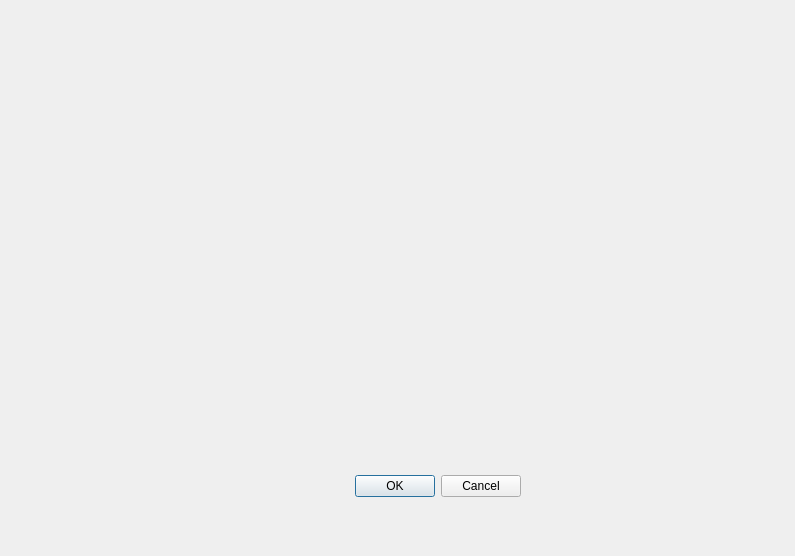
First picture: the form in hv_control_window.ui, repository mstkph2011/FlashADC_Control, before the edit.
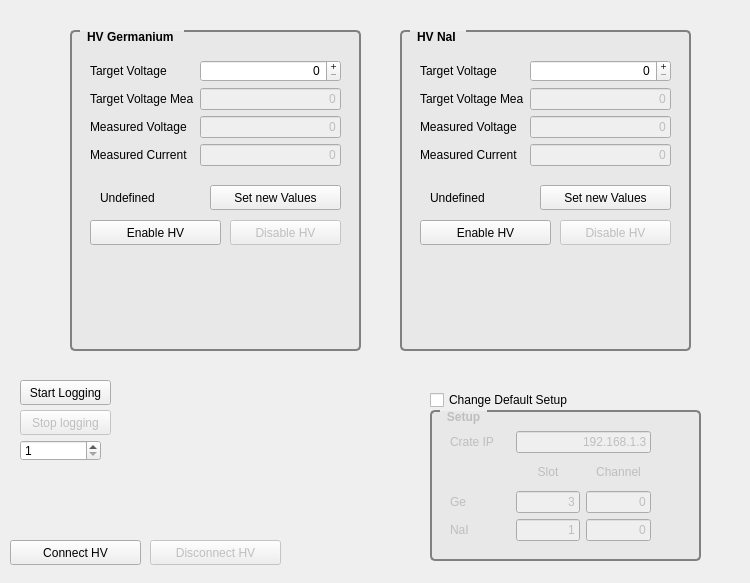
Second picture: the form after the edit. Custom widgets are drawn as their Qt base class.

Diff of the .ui file:
```diff
--- a/hv_control_window.ui
+++ b/hv_control_window.ui
@@ -1,35 +1,617 @@
 <?xml version="1.0" encoding="UTF-8"?>
 <ui version="4.0">
  <class>HV_Control_window</class>
- <widget class="QDialog" name="HV_Control_window">
+ <widget class="QMainWindow" name="HV_Control_window">
   <property name="geometry">
    <rect>
     <x>0</x>
     <y>0</y>
-    <width>795</width>
-    <height>556</height>
+    <width>750</width>
+    <height>583</height>
    </rect>
   </property>
   <property name="windowTitle">
    <string>Dialog</string>
   </property>
-  <widget class="QDialogButtonBox" name="buttonBox">
-   <property name="geometry">
-    <rect>
-     <x>180</x>
-     <y>470</y>
-     <width>341</width>
-     <height>32</height>
-    </rect>
-   </property>
-   <property name="orientation">
-    <enum>Qt::Horizontal</enum>
-   </property>
-   <property name="standardButtons">
-    <set>QDialogButtonBox::Cancel|QDialogButtonBox::Ok</set>
-   </property>
+  <property name="styleSheet">
+   <string notr="true">QGroupBox {
+    border:2px solid gray;
+ 	border-radius: 5px;
+ 	margin-top: 1ex;
+	background-color: rgb(232, 232, 232);
+	font-weight: bold;
+ }
+
+QGroupBox::title {
+    subcontrol-origin: margin;
+    subcontrol-position: top left ; /* position at the top center */
+	left: 10px;
+    padding: 0px 5px;
+	
+ } </string>
+  </property>
+  <widget class="QWidget" name="centralWidget">
+   <widget class="QPushButton" name="butConnectHV">
+    <property name="geometry">
+     <rect>
+      <x>10</x>
+      <y>540</y>
+      <width>131</width>
+      <height>25</height>
+     </rect>
+    </property>
+    <property name="text">
+     <string>Connect HV</string>
+    </property>
+   </widget>
+   <widget class="QGroupBox" name="groupBox">
+    <property name="geometry">
+     <rect>
+      <x>70</x>
+      <y>30</y>
+      <width>291</width>
+      <height>321</height>
+     </rect>
+    </property>
+    <property name="title">
+     <string>HV Germanium </string>
+    </property>
+    <widget class="QPushButton" name="butSetNewHVGe">
+     <property name="geometry">
+      <rect>
+       <x>140</x>
+       <y>155</y>
+       <width>131</width>
+       <height>25</height>
+      </rect>
+     </property>
+     <property name="text">
+      <string>Set new Values</string>
+     </property>
+    </widget>
+    <widget class="QPushButton" name="butSetHVGeOn">
+     <property name="geometry">
+      <rect>
+       <x>20</x>
+       <y>190</y>
+       <width>131</width>
+       <height>25</height>
+      </rect>
+     </property>
+     <property name="text">
+      <string>Enable HV</string>
+     </property>
+    </widget>
+    <widget class="QPushButton" name="butSetHVGeOff">
+     <property name="enabled">
+      <bool>false</bool>
+     </property>
+     <property name="geometry">
+      <rect>
+       <x>160</x>
+       <y>190</y>
+       <width>111</width>
+       <height>25</height>
+      </rect>
+     </property>
+     <property name="text">
+      <string>Disable HV</string>
+     </property>
+    </widget>
+    <widget class="QLabel" name="labHVGeStatus">
+     <property name="geometry">
+      <rect>
+       <x>30</x>
+       <y>160</y>
+       <width>81</width>
+       <height>16</height>
+      </rect>
+     </property>
+     <property name="styleSheet">
+      <string notr="true">font: bold 9pt &quot;Sans Serif&quot;;
+</string>
+     </property>
+     <property name="text">
+      <string>Undefined</string>
+     </property>
+    </widget>
+    <widget class="QWidget" name="layoutWidget">
+     <property name="geometry">
+      <rect>
+       <x>20</x>
+       <y>30</y>
+       <width>251</width>
+       <height>116</height>
+      </rect>
+     </property>
+     <layout class="QFormLayout" name="formLayout_2">
+      <item row="0" column="0">
+       <widget class="QLabel" name="label_6">
+        <property name="text">
+         <string>Target Voltage</string>
+        </property>
+       </widget>
+      </item>
+      <item row="0" column="1">
+       <widget class="QSpinBox" name="ledHVGeTarget">
+        <property name="alignment">
+         <set>Qt::AlignRight|Qt::AlignTrailing|Qt::AlignVCenter</set>
+        </property>
+        <property name="buttonSymbols">
+         <enum>QAbstractSpinBox::PlusMinus</enum>
+        </property>
+        <property name="maximum">
+         <number>6000</number>
+        </property>
+        <property name="value">
+         <number>0</number>
+        </property>
+       </widget>
+      </item>
+      <item row="1" column="0">
+       <widget class="QLabel" name="label_12">
+        <property name="text">
+         <string>Target Voltage Mea</string>
+        </property>
+       </widget>
+      </item>
+      <item row="1" column="1">
+       <widget class="QLineEdit" name="ledHVGeTargetMeasured">
+        <property name="enabled">
+         <bool>false</bool>
+        </property>
+        <property name="text">
+         <string>0</string>
+        </property>
+        <property name="alignment">
+         <set>Qt::AlignRight|Qt::AlignTrailing|Qt::AlignVCenter</set>
+        </property>
+       </widget>
+      </item>
+      <item row="2" column="0">
+       <widget class="QLabel" name="label_7">
+        <property name="text">
+         <string>Measured Voltage</string>
+        </property>
+       </widget>
+      </item>
+      <item row="2" column="1">
+       <widget class="QLineEdit" name="ledHVGeMeasured">
+        <property name="enabled">
+         <bool>false</bool>
+        </property>
+        <property name="text">
+         <string>0</string>
+        </property>
+        <property name="alignment">
+         <set>Qt::AlignRight|Qt::AlignTrailing|Qt::AlignVCenter</set>
+        </property>
+       </widget>
+      </item>
+      <item row="3" column="0">
+       <widget class="QLabel" name="label_10">
+        <property name="text">
+         <string>Measured Current</string>
+        </property>
+       </widget>
+      </item>
+      <item row="3" column="1">
+       <widget class="QLineEdit" name="ledHVGeMeasuredCurrent">
+        <property name="enabled">
+         <bool>false</bool>
+        </property>
+        <property name="text">
+         <string>0</string>
+        </property>
+        <property name="alignment">
+         <set>Qt::AlignRight|Qt::AlignTrailing|Qt::AlignVCenter</set>
+        </property>
+       </widget>
+      </item>
+     </layout>
+    </widget>
+   </widget>
+   <widget class="QGroupBox" name="gbSetup">
+    <property name="enabled">
+     <bool>false</bool>
+    </property>
+    <property name="geometry">
+     <rect>
+      <x>430</x>
+      <y>410</y>
+      <width>271</width>
+      <height>151</height>
+     </rect>
+    </property>
+    <property name="title">
+     <string>Setup</string>
+    </property>
+    <widget class="QWidget" name="layoutWidget">
+     <property name="geometry">
+      <rect>
+       <x>20</x>
+       <y>21</y>
+       <width>201</width>
+       <height>110</height>
+      </rect>
+     </property>
+     <layout class="QVBoxLayout" name="verticalLayout">
+      <item>
+       <layout class="QGridLayout" name="gridLayout_2">
+        <item row="0" column="0">
+         <widget class="QLabel" name="label">
+          <property name="minimumSize">
+           <size>
+            <width>60</width>
+            <height>0</height>
+           </size>
+          </property>
+          <property name="text">
+           <string>Crate IP</string>
+          </property>
+         </widget>
+        </item>
+        <item row="0" column="1">
+         <widget class="QLineEdit" name="ledHVIP">
+          <property name="text">
+           <string>192.168.1.3</string>
+          </property>
+          <property name="alignment">
+           <set>Qt::AlignRight|Qt::AlignTrailing|Qt::AlignVCenter</set>
+          </property>
+         </widget>
+        </item>
+       </layout>
+      </item>
+      <item>
+       <layout class="QGridLayout" name="gridLayout">
+        <item row="0" column="1">
+         <widget class="QLabel" name="label_3">
+          <property name="text">
+           <string>Slot</string>
+          </property>
+          <property name="alignment">
+           <set>Qt::AlignCenter</set>
+          </property>
+         </widget>
+        </item>
+        <item row="0" column="2">
+         <widget class="QLabel" name="label_4">
+          <property name="text">
+           <string>Channel</string>
+          </property>
+          <property name="alignment">
+           <set>Qt::AlignCenter</set>
+          </property>
+         </widget>
+        </item>
+        <item row="1" column="1">
+         <widget class="QLineEdit" name="ledHVGeSlot">
+          <property name="text">
+           <string>3</string>
+          </property>
+          <property name="alignment">
+           <set>Qt::AlignRight|Qt::AlignTrailing|Qt::AlignVCenter</set>
+          </property>
+         </widget>
+        </item>
+        <item row="1" column="2">
+         <widget class="QLineEdit" name="ledHVGeChannel">
+          <property name="text">
+           <string>0</string>
+          </property>
+          <property name="alignment">
+           <set>Qt::AlignRight|Qt::AlignTrailing|Qt::AlignVCenter</set>
+          </property>
+         </widget>
+        </item>
+        <item row="2" column="0">
+         <widget class="QLabel" name="label_5">
+          <property name="text">
+           <string>NaI</string>
+          </property>
+         </widget>
+        </item>
+        <item row="2" column="1">
+         <widget class="QLineEdit" name="ledHVNaISlot">
+          <property name="text">
+           <string>1</string>
+          </property>
+          <property name="alignment">
+           <set>Qt::AlignRight|Qt::AlignTrailing|Qt::AlignVCenter</set>
+          </property>
+         </widget>
+        </item>
+        <item row="2" column="2">
+         <widget class="QLineEdit" name="ledHVNaIChannel">
+          <property name="text">
+           <string>0</string>
+          </property>
+          <property name="alignment">
+           <set>Qt::AlignRight|Qt::AlignTrailing|Qt::AlignVCenter</set>
+          </property>
+         </widget>
+        </item>
+        <item row="1" column="0">
+         <widget class="QLabel" name="label_2">
+          <property name="minimumSize">
+           <size>
+            <width>60</width>
+            <height>0</height>
+           </size>
+          </property>
+          <property name="text">
+           <string>Ge </string>
+          </property>
+         </widget>
+        </item>
+       </layout>
+      </item>
+     </layout>
+    </widget>
+   </widget>
+   <widget class="QCheckBox" name="cbEnableSetup">
+    <property name="geometry">
+     <rect>
+      <x>430</x>
+      <y>390</y>
+      <width>181</width>
+      <height>20</height>
+     </rect>
+    </property>
+    <property name="text">
+     <string>Change Default Setup</string>
+    </property>
+   </widget>
+   <widget class="QGroupBox" name="groupBox_3">
+    <property name="geometry">
+     <rect>
+      <x>400</x>
+      <y>30</y>
+      <width>291</width>
+      <height>321</height>
+     </rect>
+    </property>
+    <property name="title">
+     <string>HV NaI </string>
+    </property>
+    <widget class="QPushButton" name="butSetNewHVNaI">
+     <property name="geometry">
+      <rect>
+       <x>140</x>
+       <y>155</y>
+       <width>131</width>
+       <height>25</height>
+      </rect>
+     </property>
+     <property name="text">
+      <string>Set new Values</string>
+     </property>
+    </widget>
+    <widget class="QPushButton" name="butSetHVNaIOn">
+     <property name="geometry">
+      <rect>
+       <x>20</x>
+       <y>190</y>
+       <width>131</width>
+       <height>25</height>
+      </rect>
+     </property>
+     <property name="text">
+      <string>Enable HV</string>
+     </property>
+    </widget>
+    <widget class="QWidget" name="layoutWidget">
+     <property name="geometry">
+      <rect>
+       <x>20</x>
+       <y>30</y>
+       <width>251</width>
+       <height>116</height>
+      </rect>
+     </property>
+     <layout class="QFormLayout" name="formLayout">
+      <item row="0" column="0">
+       <widget class="QLabel" name="label_8">
+        <property name="text">
+         <string>Target Voltage</string>
+        </property>
+       </widget>
+      </item>
+      <item row="0" column="1">
+       <widget class="QSpinBox" name="ledHVNaITarget">
+        <property name="alignment">
+         <set>Qt::AlignRight|Qt::AlignTrailing|Qt::AlignVCenter</set>
+        </property>
+        <property name="buttonSymbols">
+         <enum>QAbstractSpinBox::PlusMinus</enum>
+        </property>
+        <property name="maximum">
+         <number>6000</number>
+        </property>
+        <property name="value">
+         <number>0</number>
+        </property>
+       </widget>
+      </item>
+      <item row="1" column="0">
+       <widget class="QLabel" name="label_13">
+        <property name="text">
+         <string>Target Voltage Mea</string>
+        </property>
+       </widget>
+      </item>
+      <item row="1" column="1">
+       <widget class="QLineEdit" name="ledHVNaITargetMeasured">
+        <property name="enabled">
+         <bool>false</bool>
+        </property>
+        <property name="text">
+         <string>0</string>
+        </property>
+        <property name="alignment">
+         <set>Qt::AlignRight|Qt::AlignTrailing|Qt::AlignVCenter</set>
+        </property>
+       </widget>
+      </item>
+      <item row="2" column="0">
+       <widget class="QLabel" name="label_9">
+        <property name="text">
+         <string>Measured Voltage</string>
+        </property>
+       </widget>
+      </item>
+      <item row="2" column="1">
+       <widget class="QLineEdit" name="ledHVNaIMeasured">
+        <property name="enabled">
+         <bool>false</bool>
+        </property>
+        <property name="text">
+         <string>0</string>
+        </property>
+        <property name="alignment">
+         <set>Qt::AlignRight|Qt::AlignTrailing|Qt::AlignVCenter</set>
+        </property>
+       </widget>
+      </item>
+      <item row="3" column="0">
+       <widget class="QLabel" name="label_11">
+        <property name="text">
+         <string>Measured Current</string>
+        </property>
+       </widget>
+      </item>
+      <item row="3" column="1">
+       <widget class="QLineEdit" name="ledHVNaIMeasuredCurrent">
+        <property name="enabled">
+         <bool>false</bool>
+        </property>
+        <property name="text">
+         <string>0</string>
+        </property>
+        <property name="alignment">
+         <set>Qt::AlignRight|Qt::AlignTrailing|Qt::AlignVCenter</set>
+        </property>
+       </widget>
+      </item>
+     </layout>
+    </widget>
+    <widget class="QPushButton" name="butSetHVNaIOff">
+     <property name="enabled">
+      <bool>false</bool>
+     </property>
+     <property name="geometry">
+      <rect>
+       <x>160</x>
+       <y>190</y>
+       <width>111</width>
+       <height>25</height>
+      </rect>
+     </property>
+     <property name="text">
+      <string>Disable HV</string>
+     </property>
+    </widget>
+    <widget class="QLabel" name="labHVNaIStatus">
+     <property name="geometry">
+      <rect>
+       <x>30</x>
+       <y>160</y>
+       <width>81</width>
+       <height>16</height>
+      </rect>
+     </property>
+     <property name="styleSheet">
+      <string notr="true">font: bold 9pt &quot;Sans Serif&quot;;</string>
+     </property>
+     <property name="text">
+      <string>Undefined</string>
+     </property>
+    </widget>
+   </widget>
+   <widget class="QPushButton" name="butDisconnectHV">
+    <property name="enabled">
+     <bool>false</bool>
+    </property>
+    <property name="geometry">
+     <rect>
+      <x>150</x>
+      <y>540</y>
+      <width>131</width>
+      <height>25</height>
+     </rect>
+    </property>
+    <property name="text">
+     <string>Disconnect HV</string>
+    </property>
+   </widget>
+   <widget class="QPushButton" name="butStartLog">
+    <property name="geometry">
+     <rect>
+      <x>20</x>
+      <y>380</y>
+      <width>91</width>
+      <height>25</height>
+     </rect>
+    </property>
+    <property name="text">
+     <string>Start Logging</string>
+    </property>
+   </widget>
+   <widget class="QPushButton" name="butStopLog">
+    <property name="enabled">
+     <bool>false</bool>
+    </property>
+    <property name="geometry">
+     <rect>
+      <x>20</x>
+      <y>410</y>
+      <width>91</width>
+      <height>25</height>
+     </rect>
+    </property>
+    <property name="text">
+     <string>Stop logging</string>
+    </property>
+   </widget>
+   <widget class="QwtPlot" name="qwtPlotHV">
+    <property name="geometry">
+     <rect>
+      <x>140</x>
+      <y>380</y>
+      <width>271</width>
+      <height>151</height>
+     </rect>
+    </property>
+    <property name="autoReplot">
+     <bool>true</bool>
+    </property>
+   </widget>
+   <widget class="QSpinBox" name="spBLoggingTime">
+    <property name="geometry">
+     <rect>
+      <x>20</x>
+      <y>440</y>
+      <width>81</width>
+      <height>21</height>
+     </rect>
+    </property>
+    <property name="minimum">
+     <number>1</number>
+    </property>
+    <property name="maximum">
+     <number>100</number>
+    </property>
+   </widget>
   </widget>
  </widget>
+ <customwidgets>
+  <customwidget>
+   <class>QwtPlot</class>
+   <extends>QFrame</extends>
+   <header>qwt_plot.h</header>
+  </customwidget>
+ </customwidgets>
  <resources/>
  <connections>
   <connection>
```
Left out of the diff: 37 changed lines with no effect on the pictures.
